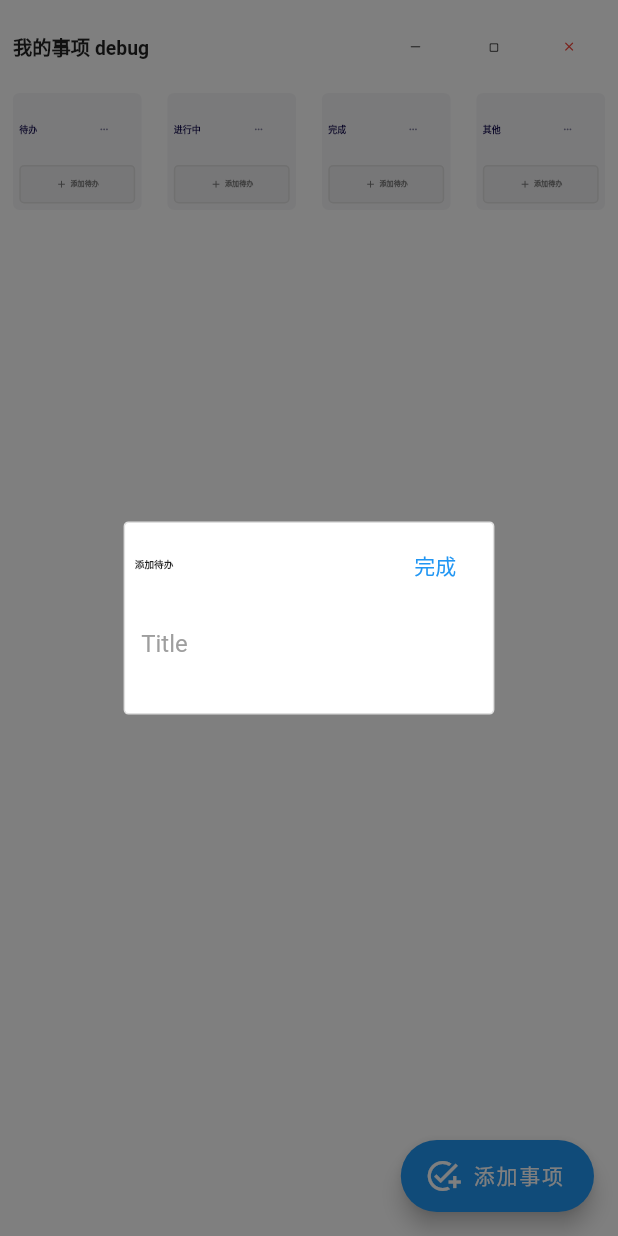
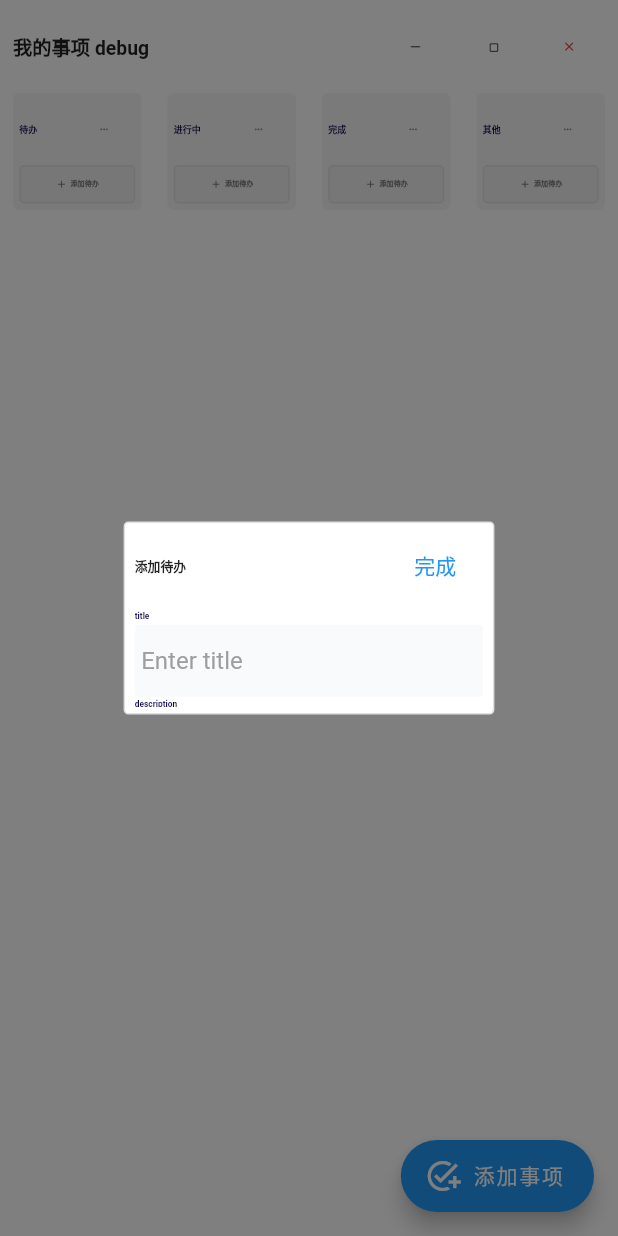
Before and after one commit to dsxksss/TodoCat, a Flutter app: the screen it shows after launch, after a tap on "添加待办", on a phone screen of 412 x 824 dp. Run offline on Flutter 3.47's test engine with Material 2 defaults, Android fonts, the light colour scheme and no system bars; our stand-ins replace device_preview, flutter_animate, flutter_screenutil, get, hive, hive_flutter; missing offline and left inert: window_manager; accounts and stored records are empty.

Commit message:
优化代码逻辑 增加填写tag组件

```diff
--- a/lib/app/pages/home/controller.dart
+++ b/lib/app/pages/home/controller.dart
@@ -1,3 +1,4 @@
+import 'package:flutter/material.dart';
 import 'package:get/get.dart';
 import 'package:todo_cat/app/data/schemas/task.dart';
 import 'package:todo_cat/app/data/schemas/todo.dart';
@@ -8,6 +9,11 @@ class HomeController extends GetxController {
 
   final tasks = <Task>[].obs;
   final currentTask = Rx<Task?>(null);
+  final List<String> tags = <String>[].obs;
+  final formKey = GlobalKey<FormState>();
+  final titleFormCtrl = TextEditingController();
+  final descriptionFormCtrl = TextEditingController();
+  final tagController = TextEditingController();
 
   @override
   void onInit() async {
@@ -22,6 +28,17 @@ class HomeController extends GetxController {
     once(tasks, (_) => taskRepository.writeMany(tasks));
     // 后续数据发生改变则运行更新操作
     ever(tasks, (_) => taskRepository.updateMant(tasks));
+  }
+
+  void addTag() {
+    if (tagController.text.isNotEmpty) {
+      tags.add(tagController.text);
+      tagController.clear();
+    }
+  }
+
+  void removeTag(int index) {
+    tags.removeAt(index);
   }
 
   bool addTask(Task task) {
--- /dev/null
+++ b/lib/app/pages/home/widgets/add_tag_screen.dart
@@ -0,0 +1,114 @@
+import 'package:flutter/material.dart';
+import 'package:flutter_screenutil/flutter_screenutil.dart';
+import 'package:get/get.dart';
+import 'package:todo_cat/app/pages/home/controller.dart';
+
+class AddTagScreen extends StatelessWidget {
+  AddTagScreen({super.key});
+
+  final HomeController ctrl = Get.find();
+
+  @override
+  Widget build(BuildContext context) {
+    return Column(
+      crossAxisAlignment: CrossAxisAlignment.start,
+      children: [
+        Padding(
+          padding: EdgeInsets.symmetric(vertical: 10.w),
+          child: Obx(
+            () => Column(
+              crossAxisAlignment: CrossAxisAlignment.start,
+              children: [
+                Text(
+                  "add tag",
+                  style: TextStyle(
+                    fontSize: 26.sp,
+                    fontWeight: FontWeight.w600,
+                    color: const Color.fromRGBO(17, 10, 76, 1),
+                  ),
+                ),
+                Container(
+                  margin: EdgeInsets.only(top: 5.w),
+                  padding: EdgeInsets.symmetric(horizontal: 5.w, vertical: 2.w),
+                  child: Flex(
+                    direction: Axis.horizontal,
+                    mainAxisSize: MainAxisSize.min,
+                    children: [
+                      ...ctrl.tags.map(
+                        (tag) => Container(
+                          decoration: BoxDecoration(
+                            color: Colors.lightBlue,
+                            borderRadius: BorderRadius.circular(
+                              5.w,
+                            ),
+                          ),
+                          margin: EdgeInsets.only(right: 20.w),
+                          padding: EdgeInsets.symmetric(
+                              horizontal: 10.w, vertical: 10.w),
+                          child: Flex(
+                            direction: Axis.horizontal,
+                            mainAxisSize: MainAxisSize.min,
+                            children: [
+                              Text(
+                                tag,
+                                style: const TextStyle(
+                                  color: Colors.white,
+                                  fontWeight: FontWeight.w600,
+                                ),
+                              ),
+                              GestureDetector(
+                                onTap: () =>
+                                    ctrl.removeTag(ctrl.tags.indexOf(tag)),
+                                child: Icon(
+                                  Icons.close_rounded,
+                                  size: 30.w,
+                                  color: Colors.white,
+                                ),
+                              )
+                            ],
+                          ),
+                        ),
+                      ),
+                    ],
+                  ),
+                ),
+              ],
+            ),
+          ),
+        ),
+        TextField(
+          controller: ctrl.tagController,
+          decoration: InputDecoration(
+            suffix: TextButton(
+              // 取消按钮按下时出现的颜色
+              style: const ButtonStyle(
+                overlayColor: MaterialStatePropertyAll(Colors.transparent),
+              ),
+              onPressed: () => {ctrl.addTag()},
+              child: Text(
+                "addTag".tr,
+                style: TextStyle(color: Colors.grey.shade700),
+              ),
+            ),
+
+            filled: true, // 是否填充背景色
+            fillColor: const Color.fromRGBO(248, 250, 251, 1),
+            border: InputBorder.none,
+
+            contentPadding: EdgeInsets.symmetric(horizontal: 20.w),
+            hintStyle: const TextStyle(color: Colors.grey),
+            hintText: "Enter tag",
+            focusedBorder: OutlineInputBorder(
+              borderSide: BorderSide.none,
+              borderRadius: BorderRadius.circular(10.w),
+            ),
+            enabledBorder: OutlineInputBorder(
+              borderSide: BorderSide.none,
+              borderRadius: BorderRadius.circular(10.w),
+            ),
+          ),
+        ),
+      ],
+    );
+  }
+}
--- a/lib/app/pages/home/widgets/add_todo_card_btn.dart
+++ b/lib/app/pages/home/widgets/add_todo_card_btn.dart
@@ -3,8 +3,8 @@ import 'package:flutter_animate/flutter_animate.dart';
 import 'package:flutter_screenutil/flutter_screenutil.dart';
 import 'package:get/get.dart';
 import 'package:todo_cat/app/data/schemas/task.dart';
-import 'package:todo_cat/app/data/schemas/todo.dart';
 import 'package:todo_cat/app/pages/home/controller.dart';
+import 'package:todo_cat/app/pages/home/widgets/add_todo_dialog.dart';
 
 class AddTodoCardBtn extends StatelessWidget {
   AddTodoCardBtn({super.key, required this.task});
@@ -51,115 +51,6 @@ class AddTodoCardBtn extends StatelessWidget {
   }
 }
 
-class AddTodoDialog extends StatefulWidget {
-  const AddTodoDialog({
-    super.key,
-  });
-
-  @override
-  State<AddTodoDialog> createState() => _AddTodoDialogState();
-}
-
-class _AddTodoDialogState extends State<AddTodoDialog> {
-  final HomeController ctrl = Get.find();
-
-  final formKey = GlobalKey<FormState>();
-
-  final editCtrl = TextEditingController();
-
-  @override
-  void dispose() {
-    ctrl.deselectTask();
-    super.dispose();
-  }
-
-  @override
-  Widget build(BuildContext context) {
-    return Center(
-      child: Container(
-        width: 0.6.sw,
-        height: 600.w,
-        padding: EdgeInsets.symmetric(horizontal: 30.w, vertical: 20.w),
-        decoration: BoxDecoration(
-          color: Colors.white,
-          border: Border.all(color: Colors.grey.shade300),
-          borderRadius: BorderRadius.circular(15.r),
-        ),
-        child: SizedBox.expand(
-          child: Form(
-            key: formKey,
-            child: Material(
-              type: MaterialType.transparency,
-              child: ListView(
-                children: [
-                  Row(
-                    mainAxisAlignment: MainAxisAlignment.spaceBetween,
-                    children: [
-                      Text(
-                        "addTodo".tr,
-                        style: TextStyle(
-                            fontSize: 30.sp, fontWeight: FontWeight.bold),
-                      ),
-                      TextButton(
-                        child: Text("done".tr),
-                        onPressed: () {
-                          if (formKey.currentState!.validate()) {
-                            ctrl.addTodo(
-                              Todo(
-                                id: 1,
-                                title: editCtrl.text,
-                                createdAt:
-                                    DateTime.now().millisecondsSinceEpoch,
-                                tags: [
-                                  "默认awada",
-                                  "自带adawda",
-                                  "默认",
-                                  "自带a",
-                                  "默认a",
-                                  "自带xaw",
-                                ],
-                              ),
-                            );
-
-                            Get.back();
-                          }
-                        },
-                      )
-                    ],
-                  ),
-                  SizedBox(
-                    height: 20.w,
-                  ),
-                  TextFormField(
-                    controller: editCtrl,
-                    decoration: InputDecoration(
-                        isDense: false,
-                        fillColor: Colors.grey,
-                        border: InputBorder.none,
-                        contentPadding: EdgeInsets.symmetric(horizontal: 20.w),
-                        hintText: "Title",
-                        hintStyle: const TextStyle(color: Colors.grey),
-                        focusColor: Colors.green
-
-                        // prefixIcon: Icon(Icons.title_rounded),
-                        ),
-                    validator: (value) {
-                      if (value == null || value.trim().isEmpty) {
-                        return "请填写完整内容";
-                      }
-                      return null;
-                    },
-                  ),
-                ],
-              ),
-            ),
-          ),
-        ),
-      ),
-    );
-  }
-}
-
 void showAddTodoDialog(Task task) {
   Get.generalDialog(
     barrierLabel: "Barrier",
--- /dev/null
+++ b/lib/app/pages/home/widgets/add_todo_dialog.dart
@@ -0,0 +1,102 @@
+import 'package:flutter/material.dart';
+import 'package:flutter_screenutil/flutter_screenutil.dart';
+import 'package:get/get.dart';
+import 'package:todo_cat/app/data/schemas/todo.dart';
+import 'package:todo_cat/app/pages/home/controller.dart';
+import 'package:todo_cat/app/pages/home/widgets/add_tag_screen.dart';
+import 'package:todo_cat/app/pages/home/widgets/text_form_field_item.dart';
+
+class AddTodoDialog extends StatefulWidget {
+  const AddTodoDialog({
+    super.key,
+  });
+
+  @override
+  State<AddTodoDialog> createState() => _AddTodoDialogState();
+}
+
+class _AddTodoDialogState extends State<AddTodoDialog> {
+  final HomeController ctrl = Get.find();
+
+  @override
+  void dispose() {
+    ctrl.deselectTask();
+    ctrl.tags.clear();
+    super.dispose();
+  }
+
+  @override
+  Widget build(BuildContext context) {
+    return Center(
+      child: Container(
+        width: 0.6.sw,
+        height: 600.w,
+        padding: EdgeInsets.symmetric(horizontal: 30.w, vertical: 20.w),
+        decoration: BoxDecoration(
+          color: Colors.white,
+          border: Border.all(color: Colors.grey.shade300),
+          borderRadius: BorderRadius.circular(15.r),
+        ),
+        child: SizedBox.expand(
+          child: Form(
+            key: ctrl.formKey,
+            child: Material(
+              type: MaterialType.transparency,
+              child: ListView(
+                children: [
+                  Row(
+                    mainAxisAlignment: MainAxisAlignment.spaceBetween,
+                    children: [
+                      Text(
+                        "addTodo".tr,
+                        style: TextStyle(
+                          fontSize: 40.sp,
+                          fontWeight: FontWeight.bold,
+                        ),
+                      ),
+                      TextButton(
+                        // 取消按钮按下时出现的颜色
+                        style: const ButtonStyle(
+                            overlayColor:
+                                MaterialStatePropertyAll(Colors.transparent)),
+                        onPressed: () {
+                          if (ctrl.formKey.currentState!.validate()) {
+                            ctrl.addTodo(
+                              Todo(
+                                id: 1,
+                                title: ctrl.titleFormCtrl.text,
+                                description: ctrl.descriptionFormCtrl.text,
+                                createdAt:
+                                    DateTime.now().millisecondsSinceEpoch,
+                                tags: ctrl.tags,
+                              ),
+                            );
+
+                            Get.back();
+                          }
+                        },
+                        child: Text("done".tr),
+                      )
+                    ],
+                  ),
+                  SizedBox(
+                    height: 20.w,
+                  ),
+                  TextFormFieldItem(
+                    fieldTitle: "title".tr,
+                    editingController: ctrl.titleFormCtrl,
+                  ),
+                  TextFormFieldItem(
+                    fieldTitle: "description".tr,
+                    editingController: ctrl.descriptionFormCtrl,
+                  ),
+                  AddTagScreen()
+                ],
+              ),
+            ),
+          ),
+        ),
+      ),
+    );
+  }
+}
--- a/lib/app/pages/home/widgets/task_card.dart
+++ b/lib/app/pages/home/widgets/task_card.dart
@@ -82,6 +82,9 @@ class TaskCard extends StatelessWidget {
               ],
             ),
           ),
+          AddTodoCardBtn(
+            task: task,
+          ),
           Obx(
             () => Column(
               children: [
@@ -90,9 +93,6 @@ class TaskCard extends StatelessWidget {
               ].animate(interval: 100.ms).fadeIn(duration: 150.ms),
             ),
           ),
-          AddTodoCardBtn(
-            task: task,
-          )
         ],
       ),
     );
--- /dev/null
+++ b/lib/app/pages/home/widgets/text_form_field_item.dart
@@ -0,0 +1,61 @@
+import 'package:flutter/material.dart';
+import 'package:flutter_screenutil/flutter_screenutil.dart';
+
+class TextFormFieldItem extends StatelessWidget {
+  const TextFormFieldItem({
+    super.key,
+    required this.editingController,
+    required this.fieldTitle,
+    this.validator,
+  });
+
+  final String fieldTitle;
+  final TextEditingController editingController;
+  final String? Function(String?)? validator;
+
+  @override
+  Widget build(BuildContext context) {
+    return Column(
+      crossAxisAlignment: CrossAxisAlignment.start,
+      children: [
+        Padding(
+          padding: EdgeInsets.symmetric(vertical: 10.w),
+          child: Text(
+            fieldTitle,
+            style: TextStyle(
+              fontSize: 26.sp,
+              fontWeight: FontWeight.w600,
+              color: const Color.fromRGBO(17, 10, 76, 1),
+            ),
+          ),
+        ),
+        TextFormField(
+          controller: editingController,
+          decoration: InputDecoration(
+            filled: true, // 是否填充背景色
+            fillColor: const Color.fromRGBO(248, 250, 251, 1),
+            border: InputBorder.none,
+            contentPadding: EdgeInsets.symmetric(horizontal: 20.w),
+            hintText: "Enter $fieldTitle",
+            hintStyle: const TextStyle(color: Colors.grey),
+            focusedBorder: OutlineInputBorder(
+              borderSide: BorderSide.none,
+              borderRadius: BorderRadius.circular(10.w),
+            ),
+            enabledBorder: OutlineInputBorder(
+              borderSide: BorderSide.none,
+              borderRadius: BorderRadius.circular(10.w),
+            ),
+          ),
+          validator: validator ??
+              (value) {
+                if (value == null || value.trim().isEmpty) {
+                  return "请填写完整内容";
+                }
+                return null;
+              },
+        ),
+      ],
+    );
+  }
+}
```
